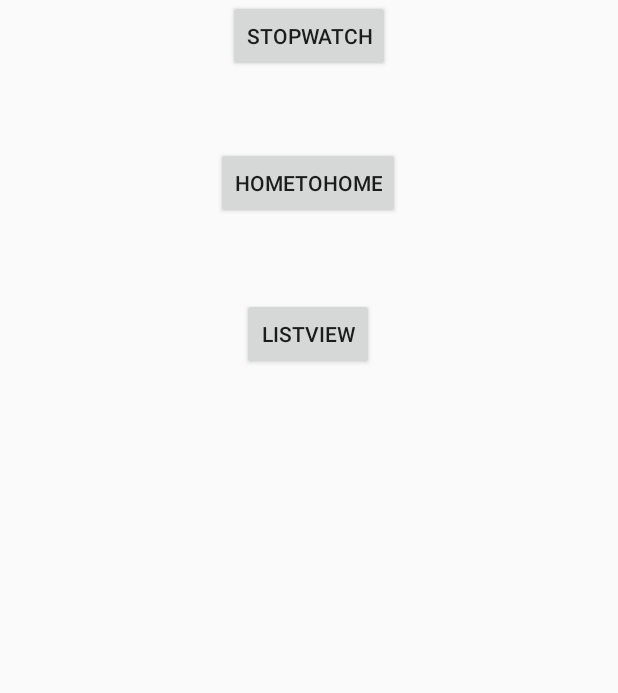
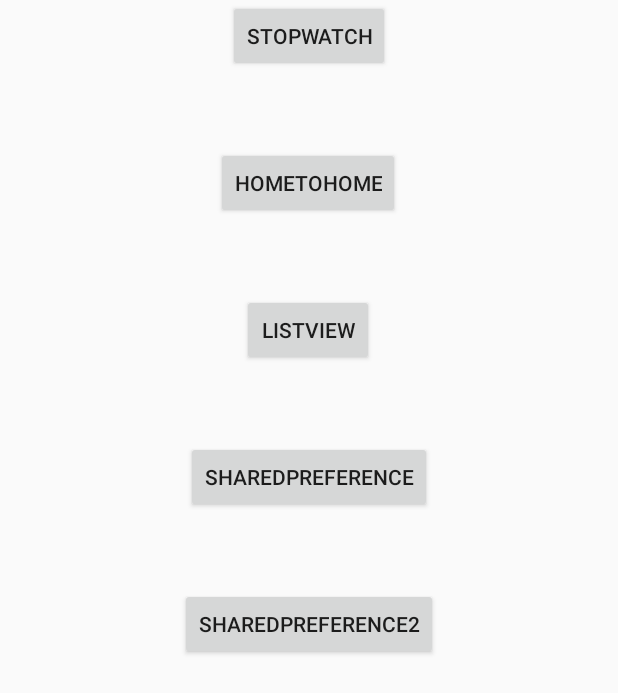
Before and after one commit to JooyoungEE/homeToHome, an Android app: the screen it shows after launch (MenuActivity), on a phone screen of 412 x 824 dp. Shown: the top 693 px of the screen. Run offline under Robolectric (Android 15) with nearby library versions, the phone set to English and light mode, and no system bars.

Commit message:
sharedPreference END commit

```diff
--- a/app/src/main/AndroidManifest.xml
+++ b/app/src/main/AndroidManifest.xml
@@ -9,7 +9,8 @@
         android:roundIcon="@mipmap/ic_launcher_round"
         android:supportsRtl="true"
         android:theme="@style/AppTheme">
-        <activity android:name=".ListViewActivity"></activity>
+        <activity android:name=".SharedPreferenceActivity2"></activity>
+        <activity android:name=".ListViewActivity" />
         <activity android:name=".MenuActivity">
             <intent-filter>
                 <action android:name="android.intent.action.MAIN" />
@@ -19,6 +20,7 @@
         </activity>
         <activity android:name=".StopWatchActivity" />
         <activity android:name=".MainActivity" />
+        <activity android:name=".SharedPreferenceActivity" />
     </application>
 
 </manifest>
--- a/app/src/main/java/com/example/hometohome/MenuActivity.java
+++ b/app/src/main/java/com/example/hometohome/MenuActivity.java
@@ -5,6 +5,7 @@ import androidx.appcompat.app.AppCompatActivity;
 
 import android.content.Context;
 import android.content.Intent;
+import android.content.SharedPreferences;
 import android.os.Bundle;
 import android.view.LayoutInflater;
 import android.view.View;
@@ -21,6 +22,8 @@ public class MenuActivity extends AppCompatActivity {
         Button btn_stopWatch = findViewById(R.id.button);
         Button btn_homeToHome = findViewById(R.id.button2);
         Button btn_listView = findViewById(R.id.button3);
+        Button btn_sharedPreference = findViewById(R.id.button4);
+        Button btn_sharedPreference2 = findViewById(R.id.button5);
         btn_stopWatch.setOnClickListener(new View.OnClickListener() {
             @Override
             public void onClick(View v){
@@ -35,7 +38,15 @@ public class MenuActivity extends AppCompatActivity {
         });
         btn_listView.setOnClickListener(new View.OnClickListener() {
             @Override
-            public void onClick(View v) {openListVIew(); }
+            public void onClick(View v) {openListView(); }
+        });
+        btn_sharedPreference.setOnClickListener(new View.OnClickListener(){
+            @Override
+            public void onClick(View v) {openSharedPreference();}
+        });
+        btn_sharedPreference2.setOnClickListener(new View.OnClickListener() {
+            @Override
+            public void onClick(View v) {openSharedPreference2();}
         });
     }
 
@@ -47,8 +58,16 @@ public class MenuActivity extends AppCompatActivity {
         Intent intent = new Intent(getApplicationContext(), MainActivity.class);
         startActivity(intent);
     }
-    public void openListVIew(){
+    public void openListView(){
         Intent intent = new Intent(getApplicationContext(), ListViewActivity.class);
         startActivity(intent);
     }
+    public void openSharedPreference(){
+        Intent intent = new Intent(getApplicationContext(), SharedPreferenceActivity.class);
+        startActivity(intent);
+    }
+    public void openSharedPreference2(){
+        Intent intent = new Intent(getApplicationContext(), SharedPreferenceActivity2.class);
+        startActivity(intent);
+    }
 }
--- a/app/src/main/res/layout/activity_menu.xml
+++ b/app/src/main/res/layout/activity_menu.xml
@@ -35,10 +35,32 @@
         android:layout_height="wrap_content"
         android:layout_marginTop="50dp"
         android:text="ListView"
-        app:layout_constraintBottom_toBottomOf="parent"
+        app:layout_constraintBottom_toTopOf="@+id/button4"
         app:layout_constraintEnd_toEndOf="parent"
         app:layout_constraintHorizontal_bias="0.498"
         app:layout_constraintStart_toStartOf="parent"
         app:layout_constraintTop_toBottomOf="@+id/button2"
         app:layout_constraintVertical_bias="0.005" />
+
+    <Button
+        android:id="@+id/button4"
+        android:layout_width="wrap_content"
+        android:layout_height="wrap_content"
+        android:layout_marginTop="50dp"
+        android:layout_marginBottom="50dp"
+        android:text="SharedPreference"
+        app:layout_constraintBottom_toTopOf="@+id/button5"
+        app:layout_constraintEnd_toEndOf="parent"
+        app:layout_constraintStart_toStartOf="parent"
+        app:layout_constraintTop_toBottomOf="@+id/button3" />
+
+    <Button
+        android:id="@+id/button5"
+        android:layout_width="wrap_content"
+        android:layout_height="wrap_content"
+        android:layout_marginTop="50dp"
+        android:text="SharedPreference2"
+        app:layout_constraintEnd_toEndOf="parent"
+        app:layout_constraintStart_toStartOf="parent"
+        app:layout_constraintTop_toBottomOf="@+id/button4" />
 </androidx.constraintlayout.widget.ConstraintLayout>
```
Also changed, not shown: app/src/main/java/com/example/hometohome/PreferenceManager.java (added, +97 -0 lines), app/src/main/java/com/example/hometohome/SharedPreferenceActivity.java (added, +28 -0 lines), app/src/main/java/com/example/hometohome/SharedPreferenceActivity2.java (added, +45 -0 lines), app/src/main/res/layout/activity_shared_preference.xml (added, +14 -0 lines), app/src/main/res/layout/activity_shared_preference2.xml (added, +50 -0 lines).
